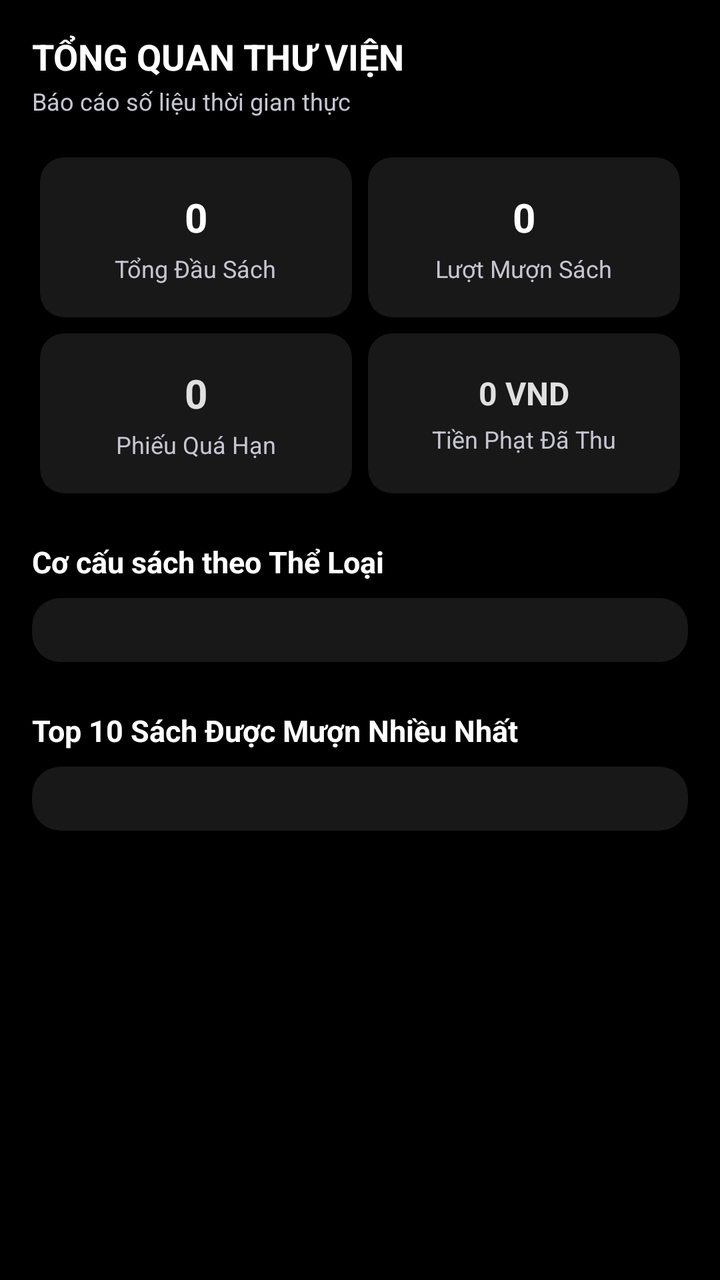
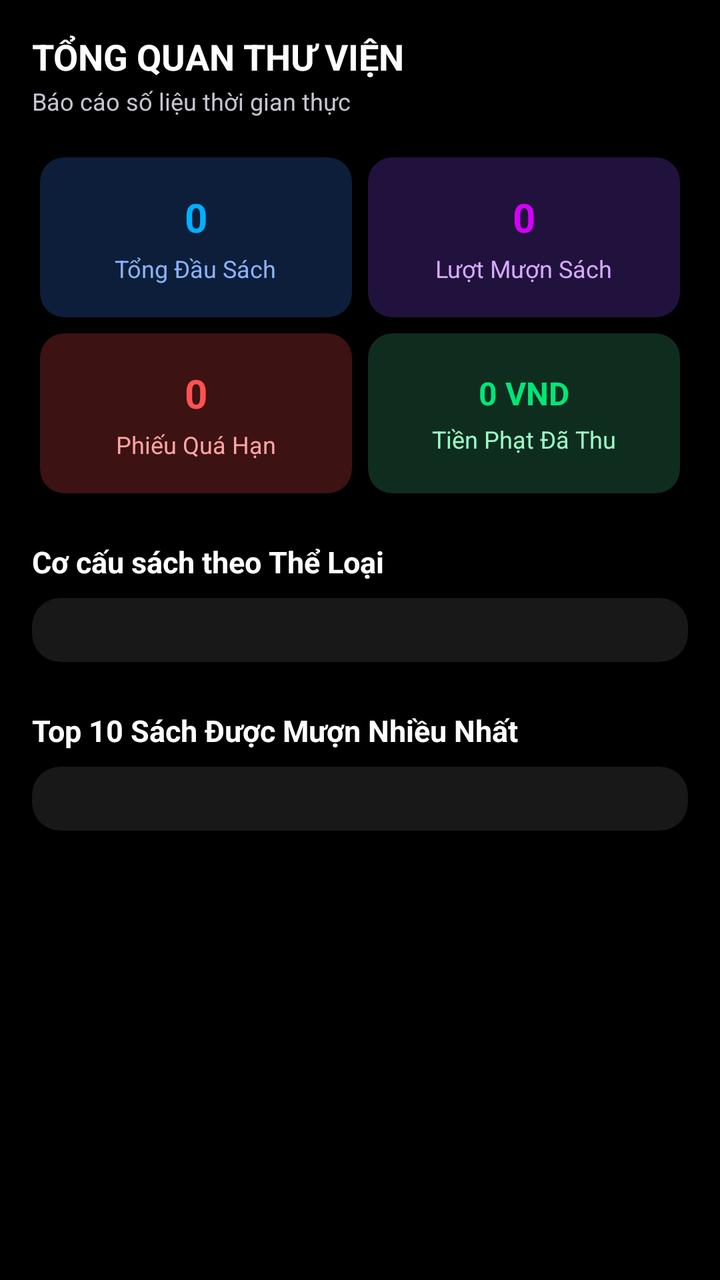

Compare the two renders of this Android layout. The source of the first and the diff that turns it into the second are given below.
<!-- AndroidManifest.xml: application theme Theme.QLTV -->
<!-- res/layout/fragment_statistics.xml -->
<?xml version="1.0" encoding="utf-8"?>
<ScrollView xmlns:android="http://schemas.android.com/apk/res/android"
    xmlns:app="http://schemas.android.com/apk/res-auto"
    android:layout_width="match_parent"
    android:layout_height="match_parent"
    android:background="#000000"
    android:fillViewport="true">

    <LinearLayout
        android:layout_width="match_parent"
        android:layout_height="wrap_content"
        android:orientation="vertical"
        android:padding="16dp">

        
        <TextView
            android:layout_width="wrap_content"
            android:layout_height="wrap_content"
            android:text="TỔNG QUAN THƯ VIỆN"
            android:textColor="#FFFFFF"
            android:textSize="18sp"
            android:textStyle="bold" />

        <TextView
            android:layout_width="wrap_content"
            android:layout_height="wrap_content"
            android:layout_marginTop="2dp"
            android:layout_marginBottom="16dp"
            android:text="Báo cáo số liệu thời gian thực"
            android:textColor="#C5C5D2"
            android:textSize="12sp" />

        
        <GridLayout
            android:layout_width="match_parent"
            android:layout_height="wrap_content"
            android:columnCount="2"
            android:rowCount="2"
            android:useDefaultMargins="true">

            
            <androidx.cardview.widget.CardView
                android:layout_width="0dp"
                android:layout_height="80dp"
                android:layout_columnWeight="1"
                android:layout_margin="4dp"
                app:cardBackgroundColor="#181818"
                app:cardCornerRadius="12dp">

                <LinearLayout
                    android:layout_width="match_parent"
                    android:layout_height="match_parent"
                    android:gravity="center"
                    android:orientation="vertical">

                    <TextView
                        android:id="@+id/txtStatTotalBooks"
                        android:layout_width="wrap_content"
                        android:layout_height="wrap_content"
                        android:text="0"
                        android:textColor="#FFFFFF"
                        android:textSize="20sp"
                        android:textStyle="bold" />

                    <TextView
                        android:layout_width="wrap_content"
                        android:layout_height="wrap_content"
                        android:layout_marginTop="4dp"
                        android:text="Tổng Đầu Sách"
                        android:textColor="#C5C5D2"
                        android:textSize="12sp" />
                </LinearLayout>
            </androidx.cardview.widget.CardView>

            
            <androidx.cardview.widget.CardView
                android:layout_width="0dp"
                android:layout_height="80dp"
                android:layout_columnWeight="1"
                android:layout_margin="4dp"
                app:cardBackgroundColor="#181818"
                app:cardCornerRadius="12dp">

                <LinearLayout
                    android:layout_width="match_parent"
                    android:layout_height="match_parent"
                    android:gravity="center"
                    android:orientation="vertical">

                    <TextView
                        android:id="@+id/txtStatTotalBorrows"
                        android:layout_width="wrap_content"
                        android:layout_height="wrap_content"
                        android:text="0"
                        android:textColor="#FFFFFF"
                        android:textSize="20sp"
                        android:textStyle="bold" />

                    <TextView
                        android:layout_width="wrap_content"
                        android:layout_height="wrap_content"
                        android:layout_marginTop="4dp"
                        android:text="Lượt Mượn Sách"
                        android:textColor="#C5C5D2"
                        android:textSize="12sp" />
                </LinearLayout>
            </androidx.cardview.widget.CardView>

            
            <androidx.cardview.widget.CardView
                android:layout_width="0dp"
                android:layout_height="80dp"
                android:layout_columnWeight="1"
                android:layout_margin="4dp"
                app:cardBackgroundColor="#181818"
                app:cardCornerRadius="12dp">

                <LinearLayout
                    android:layout_width="match_parent"
                    android:layout_height="match_parent"
                    android:gravity="center"
                    android:orientation="vertical">

                    <TextView
                        android:id="@+id/txtStatOverdue"
                        android:layout_width="wrap_content"
                        android:layout_height="wrap_content"
                        android:text="0"
                        android:textColor="#E0E0E0"
                        android:textSize="20sp"
                        android:textStyle="bold" />

                    <TextView
                        android:layout_width="wrap_content"
                        android:layout_height="wrap_content"
                        android:layout_marginTop="4dp"
                        android:text="Phiếu Quá Hạn"
                        android:textColor="#C5C5D2"
                        android:textSize="12sp" />
                </LinearLayout>
            </androidx.cardview.widget.CardView>

            
            <androidx.cardview.widget.CardView
                android:layout_width="0dp"
                android:layout_height="80dp"
                android:layout_columnWeight="1"
                android:layout_margin="4dp"
                app:cardBackgroundColor="#181818"
                app:cardCornerRadius="12dp">

                <LinearLayout
                    android:layout_width="match_parent"
                    android:layout_height="match_parent"
                    android:gravity="center"
                    android:orientation="vertical">

                    <TextView
                        android:id="@+id/txtStatFines"
                        android:layout_width="wrap_content"
                        android:layout_height="wrap_content"
                        android:text="0 VND"
                        android:textColor="#E0E0E0"
                        android:textSize="16sp"
                        android:textStyle="bold" />

                    <TextView
                        android:layout_width="wrap_content"
                        android:layout_height="wrap_content"
                        android:layout_marginTop="4dp"
                        android:text="Tiền Phạt Đã Thu"
                        android:textColor="#C5C5D2"
                        android:textSize="12sp" />
                </LinearLayout>
            </androidx.cardview.widget.CardView>
        </GridLayout>

        
        <TextView
            android:layout_width="wrap_content"
            android:layout_height="wrap_content"
            android:layout_marginTop="20dp"
            android:layout_marginBottom="8dp"
            android:text="Cơ cấu sách theo Thể Loại"
            android:textColor="#FFFFFF"
            android:textSize="15sp"
            android:textStyle="bold" />

        <androidx.cardview.widget.CardView
            android:layout_width="match_parent"
            android:layout_height="wrap_content"
            android:layout_marginBottom="16dp"
            app:cardBackgroundColor="#181818"
            app:cardCornerRadius="14dp">

            <LinearLayout
                android:id="@+id/layoutCategoryStatsContainer"
                android:layout_width="match_parent"
                android:layout_height="wrap_content"
                android:orientation="vertical"
                android:padding="16dp" />
        </androidx.cardview.widget.CardView>

        
        <TextView
            android:layout_width="wrap_content"
            android:layout_height="wrap_content"
            android:layout_marginTop="8dp"
            android:layout_marginBottom="8dp"
            android:text="Top 10 Sách Được Mượn Nhiều Nhất"
            android:textColor="#FFFFFF"
            android:textSize="15sp"
            android:textStyle="bold" />

        <androidx.cardview.widget.CardView
            android:layout_width="match_parent"
            android:layout_height="wrap_content"
            android:layout_marginBottom="24dp"
            app:cardBackgroundColor="#181818"
            app:cardCornerRadius="14dp">

            <LinearLayout
                android:id="@+id/layoutTopBooksContainer"
                android:layout_width="match_parent"
                android:layout_height="wrap_content"
                android:orientation="vertical"
                android:padding="16dp" />
        </androidx.cardview.widget.CardView>

    </LinearLayout>
</ScrollView>
<!-- resources referenced by this layout -->
<resources>
  <style name="Theme.QLTV" parent="Base.Theme.QLTV" />
  <style name="Base.Theme.QLTV" parent="Theme.Material3.DayNight.NoActionBar">
          
          
      </style>
</resources>

<!-- the commit's change to res/layout/fragment_statistics.xml (unified diff, before → after) -->
@@ -44,7 +44,7 @@
                 android:layout_height="80dp"
                 android:layout_columnWeight="1"
                 android:layout_margin="4dp"
-                app:cardBackgroundColor="#181818"
+                app:cardBackgroundColor="#0D1E3A"
                 app:cardCornerRadius="12dp">
 
                 <LinearLayout
@@ -58,7 +58,7 @@
                         android:layout_width="wrap_content"
                         android:layout_height="wrap_content"
                         android:text="0"
-                        android:textColor="#FFFFFF"
+                        android:textColor="#00B0FF"
                         android:textSize="20sp"
                         android:textStyle="bold" />
 
@@ -67,18 +67,18 @@
                         android:layout_height="wrap_content"
                         android:layout_marginTop="4dp"
                         android:text="Tổng Đầu Sách"
-                        android:textColor="#C5C5D2"
-                        android:textSize="12sp" />
-                </LinearLayout>
-            </androidx.cardview.widget.CardView>
-
-            
-            <androidx.cardview.widget.CardView
-                android:layout_width="0dp"
-                android:layout_height="80dp"
-                android:layout_columnWeight="1"
-                android:layout_margin="4dp"
-                app:cardBackgroundColor="#181818"
+                        android:textColor="#8BB2F9"
+                        android:textSize="12sp" />
+                </LinearLayout>
+            </androidx.cardview.widget.CardView>
+
+            
+            <androidx.cardview.widget.CardView
+                android:layout_width="0dp"
+                android:layout_height="80dp"
+                android:layout_columnWeight="1"
+                android:layout_margin="4dp"
+                app:cardBackgroundColor="#21123D"
                 app:cardCornerRadius="12dp">
 
                 <LinearLayout
@@ -92,7 +92,7 @@
                         android:layout_width="wrap_content"
                         android:layout_height="wrap_content"
                         android:text="0"
-                        android:textColor="#FFFFFF"
+                        android:textColor="#D500F9"
                         android:textSize="20sp"
                         android:textStyle="bold" />
 
@@ -101,18 +101,18 @@
                         android:layout_height="wrap_content"
                         android:layout_marginTop="4dp"
                         android:text="Lượt Mượn Sách"
-                        android:textColor="#C5C5D2"
-                        android:textSize="12sp" />
-                </LinearLayout>
-            </androidx.cardview.widget.CardView>
-
-            
-            <androidx.cardview.widget.CardView
-                android:layout_width="0dp"
-                android:layout_height="80dp"
-                android:layout_columnWeight="1"
-                android:layout_margin="4dp"
-                app:cardBackgroundColor="#181818"
+                        android:textColor="#D5A9FB"
+                        android:textSize="12sp" />
+                </LinearLayout>
+            </androidx.cardview.widget.CardView>
+
+            
+            <androidx.cardview.widget.CardView
+                android:layout_width="0dp"
+                android:layout_height="80dp"
+                android:layout_columnWeight="1"
+                android:layout_margin="4dp"
+                app:cardBackgroundColor="#3D1212"
                 app:cardCornerRadius="12dp">
 
                 <LinearLayout
@@ -126,7 +126,7 @@
                         android:layout_width="wrap_content"
                         android:layout_height="wrap_content"
                         android:text="0"
-                        android:textColor="#E0E0E0"
+                        android:textColor="#FF5252"
                         android:textSize="20sp"
                         android:textStyle="bold" />
 
@@ -135,18 +135,18 @@
                         android:layout_height="wrap_content"
                         android:layout_marginTop="4dp"
                         android:text="Phiếu Quá Hạn"
-                        android:textColor="#C5C5D2"
-                        android:textSize="12sp" />
-                </LinearLayout>
-            </androidx.cardview.widget.CardView>
-
-            
-            <androidx.cardview.widget.CardView
-                android:layout_width="0dp"
-                android:layout_height="80dp"
-                android:layout_columnWeight="1"
-                android:layout_margin="4dp"
-                app:cardBackgroundColor="#181818"
+                        android:textColor="#FFA4A4"
+                        android:textSize="12sp" />
+                </LinearLayout>
+            </androidx.cardview.widget.CardView>
+
+            
+            <androidx.cardview.widget.CardView
+                android:layout_width="0dp"
+                android:layout_height="80dp"
+                android:layout_columnWeight="1"
+                android:layout_margin="4dp"
+                app:cardBackgroundColor="#0F2D1F"
                 app:cardCornerRadius="12dp">
 
                 <LinearLayout
@@ -160,7 +160,7 @@
                         android:layout_width="wrap_content"
                         android:layout_height="wrap_content"
                         android:text="0 VND"
-                        android:textColor="#E0E0E0"
+                        android:textColor="#00E676"
                         android:textSize="16sp"
                         android:textStyle="bold" />
 
@@ -169,7 +169,7 @@
                         android:layout_height="wrap_content"
                         android:layout_marginTop="4dp"
                         android:text="Tiền Phạt Đã Thu"
-                        android:textColor="#C5C5D2"
+                        android:textColor="#9DF9C5"
                         android:textSize="12sp" />
                 </LinearLayout>
             </androidx.cardview.widget.CardView>
